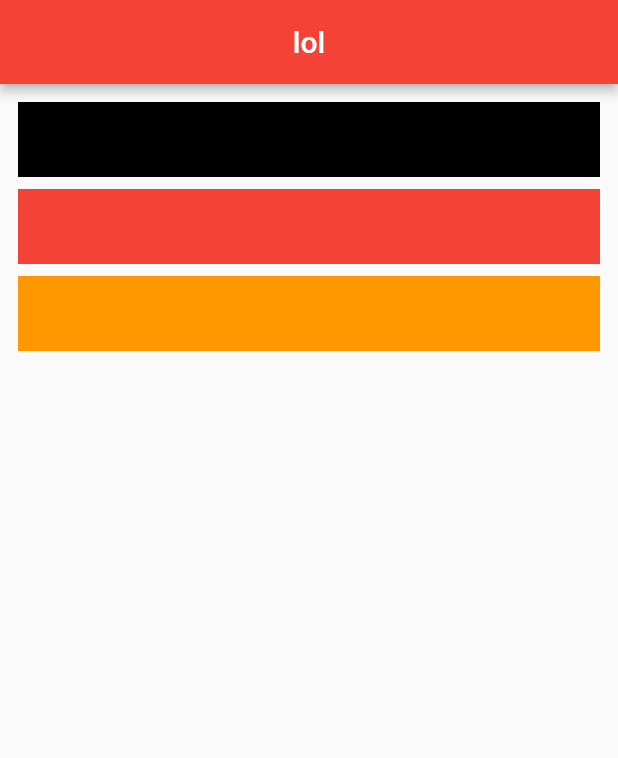
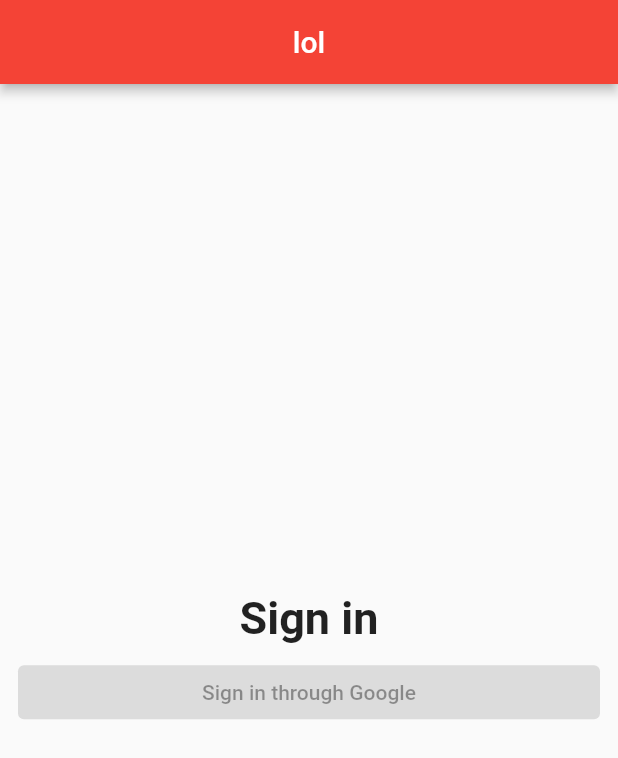
Before and after one commit to Kvaara/flutter_time_tracker, a Flutter app: the screen it shows after launch, on a phone screen of 412 x 824 dp. Shown: the top 758 px of the screen. Run offline on Flutter 3.47's test engine with Material 2 defaults, Android fonts, the phone set to English and light mode, and no system bars.

Commit message:
Continued styling the sign in page. Added an elevatedbutton Widget.

```diff
--- a/lib/app/sign_in/sign_in.page.dart
+++ b/lib/app/sign_in/sign_in.page.dart
@@ -1,3 +1,4 @@
+import 'package:flutter/cupertino.dart';
 import 'package:flutter/material.dart';
 
 class SignInPage extends StatelessWidget {
@@ -17,30 +18,24 @@ class SignInPage extends StatelessWidget {
     return Container(
       margin: EdgeInsets.all(12.0),
       child: Column(
+        mainAxisAlignment: MainAxisAlignment.center,
         crossAxisAlignment: CrossAxisAlignment.stretch,
         children: <Widget>[
-          Container(
-            color: Colors.black,
-            child: const SizedBox(
-              height: 50,
+          const Text(
+            "Sign in",
+            textAlign: TextAlign.center,
+            style: TextStyle(
+              fontSize: 30,
+              fontWeight: FontWeight.w600,
             ),
           ),
           const SizedBox(
             height: 8,
           ),
-          Container(
-            color: Colors.red,
-            child: const SizedBox(
-              height: 50,
-            ),
-          ),
-          const SizedBox(
-            height: 8,
-          ),
-          Container(
-            color: Colors.orange,
-            child: const SizedBox(
-              height: 50,
+          const ElevatedButton(
+            onPressed: null,
+            child: Text(
+              "Sign in through Google",
             ),
           )
         ],
```
